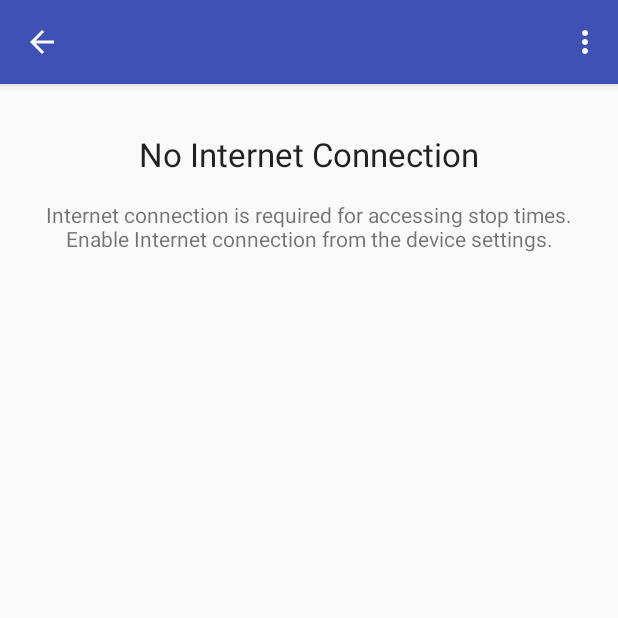
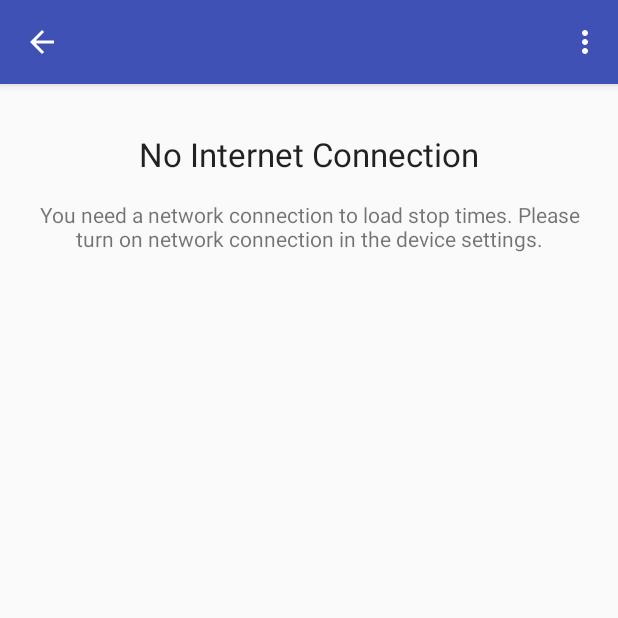
Before and after one commit to sjakthol/digitransit-stoptimes-android, an Android app: the NoConnectionFragment screen opened directly, with no data from a screen before it, on a phone screen of 412 x 824 dp, the top half of it. Run offline under Robolectric (Android 15) with nearby library versions, the phone set to English and light mode, and no system bars; our stand-ins replace Volley; network calls fail.

Commit message:
Move things around

```diff
--- a/app/src/main/java/io/github/sjakthol/stoptimes/activity/departures/DepartureListActivity.java
+++ b/app/src/main/java/io/github/sjakthol/stoptimes/activity/departures/DepartureListActivity.java
@@ -16,7 +16,7 @@ import io.github.sjakthol.stoptimes.activity.generic.NoConnectionFragment;
 import io.github.sjakthol.stoptimes.activity.generic.UnexpectedErrorFragment;
 import io.github.sjakthol.stoptimes.digitransit.DigitransitApi;
 import io.github.sjakthol.stoptimes.digitransit.models.Departure;
-import io.github.sjakthol.stoptimes.net.VolleyWrapper;
+import io.github.sjakthol.stoptimes.utils.VolleyWrapper;
 import io.github.sjakthol.stoptimes.utils.Helpers;
 import io.github.sjakthol.stoptimes.utils.Logger;
 
--- a/app/src/main/java/io/github/sjakthol/stoptimes/activity/stoplist/StopListActivity.java
+++ b/app/src/main/java/io/github/sjakthol/stoptimes/activity/stoplist/StopListActivity.java
@@ -16,8 +16,8 @@ import io.github.sjakthol.stoptimes.db.task.GetFavoriteStopsTask;
 import io.github.sjakthol.stoptimes.db.task.QueryStopsTask;
 import io.github.sjakthol.stoptimes.db.task.UpdateFavoriteStatusTask;
 import io.github.sjakthol.stoptimes.digitransit.models.Stop;
-import io.github.sjakthol.stoptimes.net.NetworkRequiredException;
-import io.github.sjakthol.stoptimes.net.VolleyWrapper;
+import io.github.sjakthol.stoptimes.utils.NetworkRequiredException;
+import io.github.sjakthol.stoptimes.utils.VolleyWrapper;
 import io.github.sjakthol.stoptimes.utils.AsyncTaskResult;
 import io.github.sjakthol.stoptimes.utils.Logger;
 
--- a/app/src/main/java/io/github/sjakthol/stoptimes/db/StopListDatabaseHelper.java
+++ b/app/src/main/java/io/github/sjakthol/stoptimes/db/StopListDatabaseHelper.java
@@ -8,7 +8,7 @@ import com.android.volley.NoConnectionError;
 import com.android.volley.toolbox.RequestFuture;
 import io.github.sjakthol.stoptimes.BuildConfig;
 import io.github.sjakthol.stoptimes.digitransit.DigitransitApi;
-import io.github.sjakthol.stoptimes.net.NetworkRequiredException;
+import io.github.sjakthol.stoptimes.utils.NetworkRequiredException;
 import io.github.sjakthol.stoptimes.utils.Helpers;
 import io.github.sjakthol.stoptimes.utils.Logger;
 import org.json.JSONArray;
--- a/app/src/main/java/io/github/sjakthol/stoptimes/digitransit/DigitransitApi.java
+++ b/app/src/main/java/io/github/sjakthol/stoptimes/digitransit/DigitransitApi.java
@@ -7,7 +7,7 @@ import com.android.volley.VolleyError;
 import com.android.volley.toolbox.JsonObjectRequest;
 import com.android.volley.toolbox.RequestFuture;
 import io.github.sjakthol.stoptimes.digitransit.models.Departure;
-import io.github.sjakthol.stoptimes.net.VolleyWrapper;
+import io.github.sjakthol.stoptimes.utils.VolleyWrapper;
 import io.github.sjakthol.stoptimes.utils.Logger;
 import org.json.JSONArray;
 import org.json.JSONException;
--- a/app/src/main/java/io/github/sjakthol/stoptimes/net/NetworkRequiredException.java
+++ b/app/src/main/java/io/github/sjakthol/stoptimes/utils/NetworkRequiredException.java
@@ -1,4 +1,4 @@
-package io.github.sjakthol.stoptimes.net;
+package io.github.sjakthol.stoptimes.utils;
 
 /**
  * An execption thrown when network is required but not available.
--- a/app/src/main/java/io/github/sjakthol/stoptimes/net/VolleyWrapper.java
+++ b/app/src/main/java/io/github/sjakthol/stoptimes/utils/VolleyWrapper.java
@@ -1,4 +1,4 @@
-package io.github.sjakthol.stoptimes.net;
+package io.github.sjakthol.stoptimes.utils;
 
 import android.content.Context;
 import com.android.volley.RequestQueue;
--- a/app/src/main/res/values/strings.xml
+++ b/app/src/main/res/values/strings.xml
@@ -2,8 +2,8 @@
     <string name="app_name">Stop Times</string>
     <string name="action_settings">Settings</string>
     <string name="nca_title">No Internet Connection</string>
-    <string name="nca_details">Internet connection is required for accessing stop times. Enable Internet connection from
-        the device settings.
+    <string name="nca_details">You need a network connection to load stop times. Please turn on network connection
+        in the device settings.
     </string>
 
     <string name="loading_default">Loading…</string>
```
